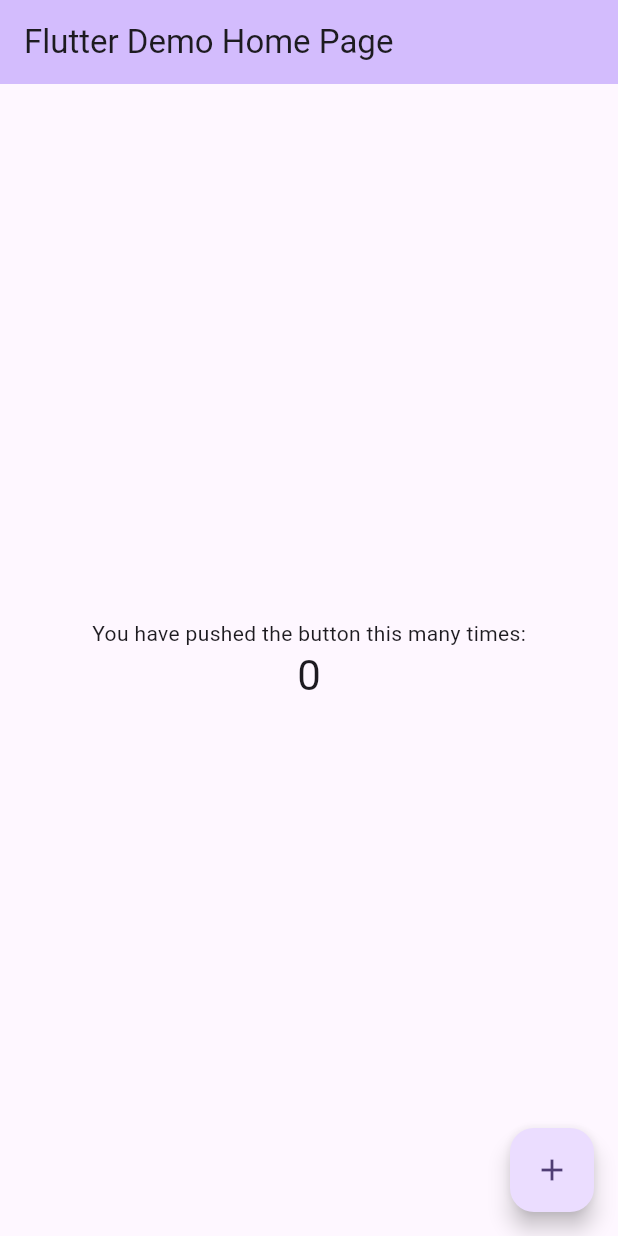
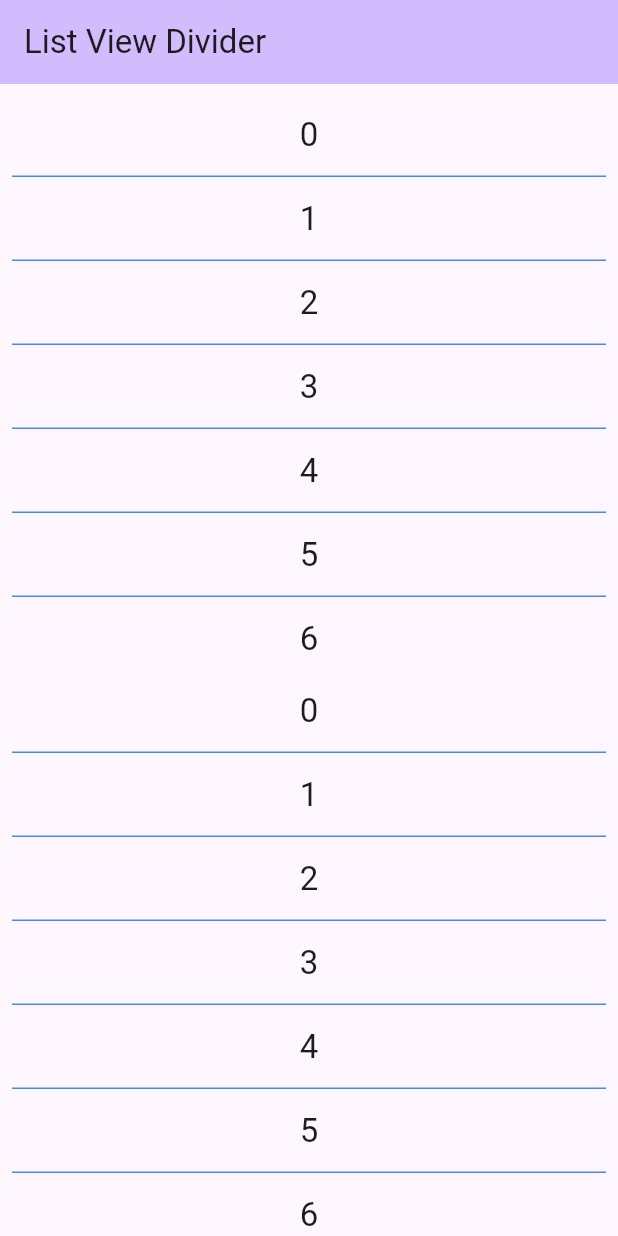
Before and after one commit to zsefvcx/flutter, a Flutter app: the screen it shows after launch, on a phone screen of 412 x 824 dp. Run offline on Flutter 3.47's test engine with Material 2 defaults, Android fonts, the phone set to English and light mode, and no system bars.

Commit message:
06_Layout list_view_divider done

```diff
--- a/06_Layout/list_view_divider/lib/main.dart
+++ b/06_Layout/list_view_divider/lib/main.dart
@@ -10,12 +10,14 @@ class MyApp extends StatelessWidget {
   @override
   Widget build(BuildContext context) {
     return MaterialApp(
-      title: 'Flutter Demo',
+      title: 'List View Divider',
+      debugShowCheckedModeBanner: false,
+      debugShowMaterialGrid: false,
       theme: ThemeData(
         colorScheme: ColorScheme.fromSeed(seedColor: Colors.deepPurple),
         useMaterial3: true,
       ),
-      home: const MyHomePage(title: 'Flutter Demo Home Page'),
+      home: const MyHomePage(title: 'List View Divider'),
     );
   }
 }
@@ -30,13 +32,18 @@ class MyHomePage extends StatefulWidget {
 }
 
 class _MyHomePageState extends State<MyHomePage> {
-  int _counter = 0;
-
-  void _incrementCounter() {
-    setState(() {
-      _counter++;
-    });
-  }
+  final List<Widget> data0 = [
+        ...List.generate(500, (index) => CustomWidgetContainer(
+          index: index,
+        ),
+      ),
+    ];
+  final List<Widget> data1 = [
+    ...List.generate(500, (index) => CustomWidgetContainer(
+      index: index, visibleDivider: true,
+    ),
+    ),
+  ];
 
   @override
   Widget build(BuildContext context) {
@@ -45,25 +52,71 @@ class _MyHomePageState extends State<MyHomePage> {
         backgroundColor: Theme.of(context).colorScheme.inversePrimary,
         title: Text(widget.title),
       ),
-      body: Center(
-        child: Column(
-          mainAxisAlignment: MainAxisAlignment.center,
-          children: <Widget>[
-            const Text(
-              'You have pushed the button this many times:',
-            ),
-            Text(
-              '$_counter',
-              style: Theme.of(context).textTheme.headlineMedium,
-            ),
-          ],
-        ),
-      ),
-      floatingActionButton: FloatingActionButton(
-        onPressed: _incrementCounter,
-        tooltip: 'Increment',
-        child: const Icon(Icons.add),
+      body: Column(
+        children: [
+          Expanded(
+            child: ListView.separated(
+                padding: const EdgeInsets.all(8),
+                itemCount: data0.length,
+                separatorBuilder: (context, int index) => const Divider(
+                      height: 5,
+                      color: Colors.blueAccent,
+                    ),
+                itemBuilder: (context, int index) => data0[index]),
+          ),
+          Expanded(
+            child: ListView.builder(
+                padding: const EdgeInsets.all(8),
+                itemCount: data1.length,
+                itemBuilder: (context, int index) => data1[index]),
+          ),
+        ],
       ),
     );
   }
 }
+
+class CustomWidgetContainer extends StatefulWidget {
+  final int _index;
+  final bool _visibleDivider;
+
+  const CustomWidgetContainer({
+    super.key,
+    required int index,
+    bool visibleDivider = false,
+  })  : _index = index,
+        _visibleDivider = visibleDivider;
+
+  @override
+  State<CustomWidgetContainer> createState() => _CustomWidgetContainerState();
+}
+
+class _CustomWidgetContainerState extends State<CustomWidgetContainer> {
+  @override
+  Widget build(BuildContext context) {
+    return Column(
+      children: [
+        Container(
+            padding: const EdgeInsets.symmetric(vertical: 10),
+            child:
+                Text('${widget._index}', style: const TextStyle(fontSize: 22))),
+        Visibility(
+          visible: widget._visibleDivider,
+          child: const Divider(height: 5, color: Colors.blueAccent),
+        ),
+      ],
+    );
+  }
+
+  @override
+  void initState() {
+    super.initState();
+    print('CustomWidgetContainer ${widget._index} initState! ${widget._visibleDivider?' with Divider':''}');
+  }
+
+  @override
+  void dispose() {
+    super.dispose();
+    print('CustomWidgetContainer ${widget._index} dispose! ${widget._visibleDivider?' with Divider':''}');
+  }
+}
```
Also changed, not shown: 1 other file.
